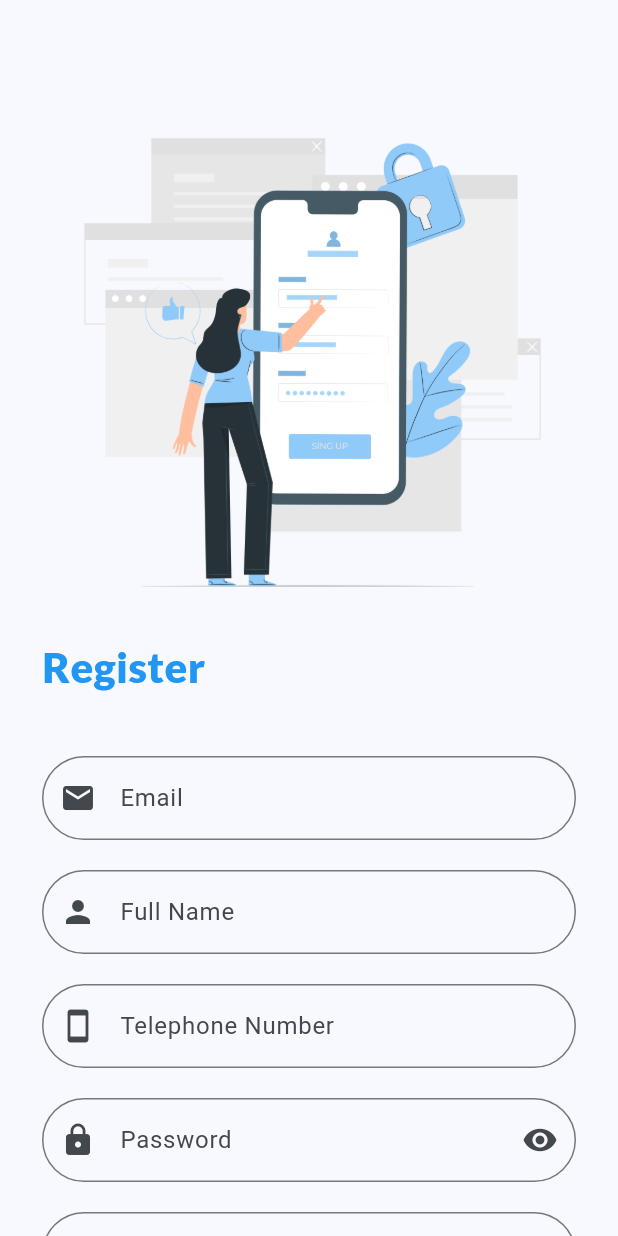
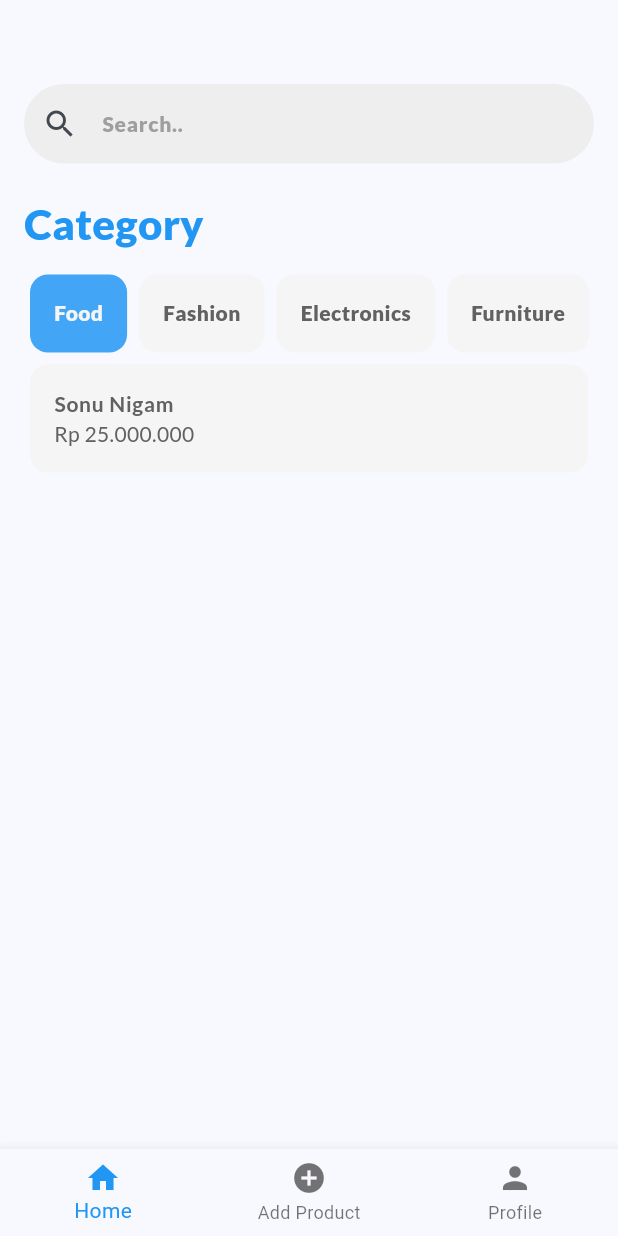
Before and after one commit to luxamrown/lnt-simple-marketplace, a Flutter app: the screen it shows after launch, on a phone screen of 412 x 824 dp. Run offline on Flutter 3.47's test engine with Material 3 defaults, Android fonts, the phone set to English and light mode, and no system bars; our stand-ins replace cloud_firestore, firebase_auth, firebase_core, google_fonts; accounts and stored records are empty.

Commit message:
Add Home Page

```diff
--- a/lib/constant.dart
+++ b/lib/constant.dart
@@ -6,6 +6,23 @@ enum CategoryProduct {
   sports,
 }
 
+List<Map<String, String>> MasterCategories = [{
+  "label": "Food",
+  "code": "food"
+},{
+  "label": "Fashion",
+  "code": "fashion"
+},{
+  "label": "Electronics",
+  "code": "electronics"
+},{
+  "label": "Furniture",
+  "code": "furniture"
+},{
+  "label": "Sports",
+  "code": "sports"
+}];
+
 final String FIELD_NAME = 'name';
 final String FIELD_DESC = 'desc';
 final String FIELD_QUANTITY = 'quantity';
--- /dev/null
+++ b/lib/page/index.dart
@@ -0,0 +1,61 @@
+import 'package:flutter/material.dart';
+import 'package:flutter/widgets.dart';
+import 'package:google_fonts/google_fonts.dart';
+import 'package:lnt_simple_marketplace/constant.dart';
+import 'package:lnt_simple_marketplace/page/product/add/index.dart';
+import 'package:lnt_simple_marketplace/widget/category_card.dart';
+import 'package:lnt_simple_marketplace/widget/home.dart';
+class IndexPage extends StatefulWidget {
+  const IndexPage({super.key});
+
+  @override
+  State<IndexPage> createState() => _IndexPageState();
+}
+
+class _IndexPageState extends State<IndexPage> {
+  final TextEditingController _keywordController = TextEditingController();
+
+  int _indexMenu = 0;
+
+    final List<Widget> _widgetOptions = <Widget>[
+    const HomeWidget(),
+    const AddProductPage(),
+    Text(
+      'Index 2: School'
+    ),
+  ];
+
+  void _onItemTapped(int index) {
+    setState(() {
+      _indexMenu = index;
+    });
+  }
+
+  @override
+  Widget build(BuildContext context) {
+    return Scaffold(
+      bottomNavigationBar: BottomNavigationBar(
+        items: const <BottomNavigationBarItem>[
+          BottomNavigationBarItem(
+            icon: Icon(Icons.home),
+            label: 'Home',
+          ),
+          BottomNavigationBarItem(
+            icon: Icon(Icons.add_circle),
+            label: 'Add Product',
+          ),
+          BottomNavigationBarItem(
+            icon: Icon(Icons.person),
+            label: 'Profile',
+          ),
+        ],
+        currentIndex: _indexMenu,
+        selectedItemColor: Colors.blue,
+        onTap: _onItemTapped,
+      ),
+      body: Center(
+        child: _widgetOptions.elementAt(_indexMenu),
+      ),
+    );
+  }
+}
--- a/lib/splashscreen.dart
+++ b/lib/splashscreen.dart
@@ -1,6 +1,7 @@
 import 'package:flutter/material.dart';
 import 'package:flutter/services.dart';
 import 'package:lnt_simple_marketplace/page/auth/index.dart';
+import 'package:lnt_simple_marketplace/page/index.dart';
 
 class SplashScreen extends StatefulWidget {
   const SplashScreen({super.key});
@@ -17,7 +18,9 @@ class _SplashScreenState extends State<SplashScreen> with SingleTickerProviderSt
     SystemChrome.setEnabledSystemUIMode(SystemUiMode.immersive);
     Future.delayed(const Duration(seconds: 2), () {
       Navigator.of(context).pushReplacement(
-        MaterialPageRoute(builder: (_) => AuthPage().renderRegister())
+        // MaterialPageRoute(builder: (_) => AuthPage().renderLogin())
+        MaterialPageRoute(builder: (_) => IndexPage())
+
       );
     });
   }
--- /dev/null
+++ b/lib/widget/category_card.dart
@@ -0,0 +1,38 @@
+import 'package:flutter/material.dart';
+import 'package:google_fonts/google_fonts.dart';
+
+typedef HandleChangeCallBack = Function(String type);
+
+class CategoryCard extends StatelessWidget {
+  final Map<String, String> value;
+  final bool selected;
+  final HandleChangeCallBack onTap;
+
+  const CategoryCard({
+    super.key,
+    required this.value,
+    this.selected=false,
+    required this.onTap
+  });
+
+  @override
+  Widget build(BuildContext context) {
+    return GestureDetector(
+      onTap: () => onTap(value['code']!),
+      child: Card(
+        shadowColor: Colors.transparent,
+        color: selected ? Color(Colors.blue.shade400.value) : Color(Colors.grey.shade100.value),
+        child: Padding(
+          padding: const EdgeInsets.all(16),
+          child: Text(value['label']!,
+              style: GoogleFonts.lato(
+                textStyle: TextStyle(
+                    fontSize: 14,
+                    fontWeight: FontWeight.w900,
+                    color: selected ? Color(Colors.grey.shade100.value) : Color(Colors.grey.shade700.value)),
+              )),
+        ),
+      ),
+    );
+  }
+}
--- /dev/null
+++ b/lib/widget/home.dart
@@ -0,0 +1,119 @@
+import 'package:flutter/cupertino.dart';
+import 'package:flutter/material.dart';
+import 'package:flutter/widgets.dart';
+import 'package:google_fonts/google_fonts.dart';
+import 'package:lnt_simple_marketplace/constant.dart';
+import 'package:lnt_simple_marketplace/widget/category_card.dart';
+import 'package:lnt_simple_marketplace/widget/product_card.dart';
+
+class HomeWidget extends StatefulWidget {
+  const HomeWidget({super.key});
+
+  @override
+  State<HomeWidget> createState() => _HomeWidgetState();
+}
+
+class _HomeWidgetState extends State<HomeWidget> {
+  final TextEditingController _keywordController = TextEditingController();
+
+  String keyword = '';
+  String selectedCategory = "food";
+
+  void onClearKeyword() {
+    _keywordController.clear();
+    setState(() {
+      keyword = '';
+    });
+  }
+
+  void handleChangeCategory(String category) {
+    setState(() {
+      selectedCategory = category == selectedCategory ? '' : category;
+    });
+  }
+
+  @override
+  Widget build(BuildContext context) {
+    return Scaffold(
+      body: SingleChildScrollView(
+        child: Padding(
+        padding: EdgeInsets.all(16),
+        child: Column(
+          children: [
+            SizedBox(
+              height: 40,
+            ),
+            Container(
+                child: TextField(
+                    style: TextStyle(
+                        fontSize: 14,
+                        fontWeight: FontWeight.w900,
+                        color: Color(Colors.grey.shade700.value)),
+                    controller: _keywordController,
+                    textInputAction: TextInputAction.go,
+                    onChanged: (value) => {
+                          setState(() {
+                            keyword = value;
+                          })
+                        },
+                    decoration: InputDecoration(
+                        fillColor: Colors.grey.shade200,
+                        filled: true,
+                        border: OutlineInputBorder(
+                            borderRadius: BorderRadius.circular(28),
+                            borderSide: BorderSide.none),
+                        hintText: 'Search..',
+                        hintStyle: GoogleFonts.lato(
+                          textStyle: TextStyle(
+                              fontSize: 14,
+                              fontWeight: FontWeight.w900,
+                              color: Color(Colors.grey.shade500.value)),
+                        ),
+                        prefixIcon: Icon(Icons.search),
+                        suffixIcon: keyword.length > 0
+                            ? IconButton(
+                                onPressed: onClearKeyword,
+                                icon: Icon(Icons.close_outlined))
+                            : null))),
+            SizedBox(
+              height: 20,
+            ),
+            SizedBox(
+              width: double.maxFinite,
+              child: Text("Category",
+                  style: GoogleFonts.lato(
+                    textStyle: TextStyle(
+                        fontSize: 28,
+                        fontWeight: FontWeight.w900,
+                        color: Color(Colors.blue.value)),
+                  )),
+            ),
+            SizedBox(
+              height: 10,
+            ),
+            SizedBox(
+              height: 60,
+              child: ListView(
+                scrollDirection: Axis.horizontal,
+                children: MasterCategories.map((e) => CategoryCard(
+                      value: e!,
+                      selected: e['code'] == selectedCategory ? true : false,
+                      onTap: handleChangeCategory,
+                    )).toList(),
+              ),
+            ),
+            Column(
+              children: [
+            ProductCard(),
+
+              ],
+            )
+
+          ],
+        ),
+
+      ),
+      )
+    );
+  }
+}
--- /dev/null
+++ b/lib/widget/product_card.dart
@@ -0,0 +1,43 @@
+import 'package:flutter/material.dart';
+import 'package:google_fonts/google_fonts.dart';
+
+class ProductCard extends StatelessWidget {
+  const ProductCard({
+    super.key,
+  });
+
+  @override
+  Widget build(BuildContext context) {
+    return GestureDetector(
+        onTap: () => {},
+        child: Card(
+          shadowColor: Colors.transparent,
+          color: Color(Colors.grey.shade100.value),
+          child: Column(
+            mainAxisSize: MainAxisSize.min,
+            children: <Widget>[
+              ListTile(
+                title: Text(
+                  'Sonu Nigam',
+                  style: GoogleFonts.lato(
+                    textStyle: TextStyle(
+                        fontSize: 14,
+                        fontWeight: FontWeight.w700,
+                        color: Color(Colors.grey.shade700.value)),
+                  ),
+                ),
+                subtitle: Text(
+                  'Rp 25.000.000',
+                  style: GoogleFonts.lato(
+                    textStyle: TextStyle(
+                        fontSize: 14,
+                        fontWeight: FontWeight.w500,
+                        color: Color(Colors.grey.shade700.value)),
+                  ),
+                  ),
+              ),
+            ],
+          ),
+        ));
+  }
+}
--- a/pubspec.yaml
+++ b/pubspec.yaml
@@ -67,6 +67,7 @@ flutter:
     - assets/logo.png
     - assets/Login-bro.png
     - assets/Mobile login-pana.png
+    - assets/Create-rafiki.png
 
   # An image asset can refer to one or more resolution-specific "variants", see
   # https://flutter.dev/assets-and-images/#resolution-aware
```
Also changed, not shown: lib/page/auth/login/index.dart (+20 -9 lines), lib/page/auth/register/index.dart (+31 -1 lines), lib/page/home.dart (deleted, +0 -19 lines), lib/page/product/add/index.dart (added, +276 -0 lines), assets/Create-rafiki.png (added), lib/page/product/index.dart (added).
